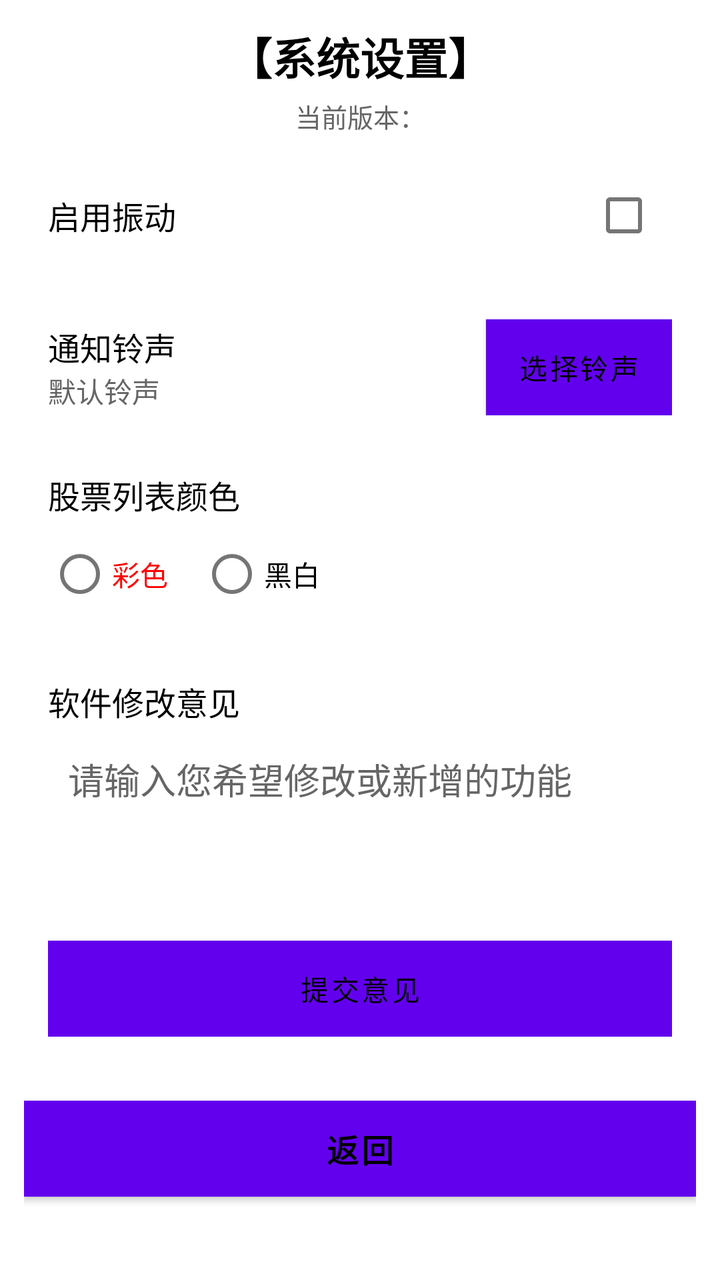
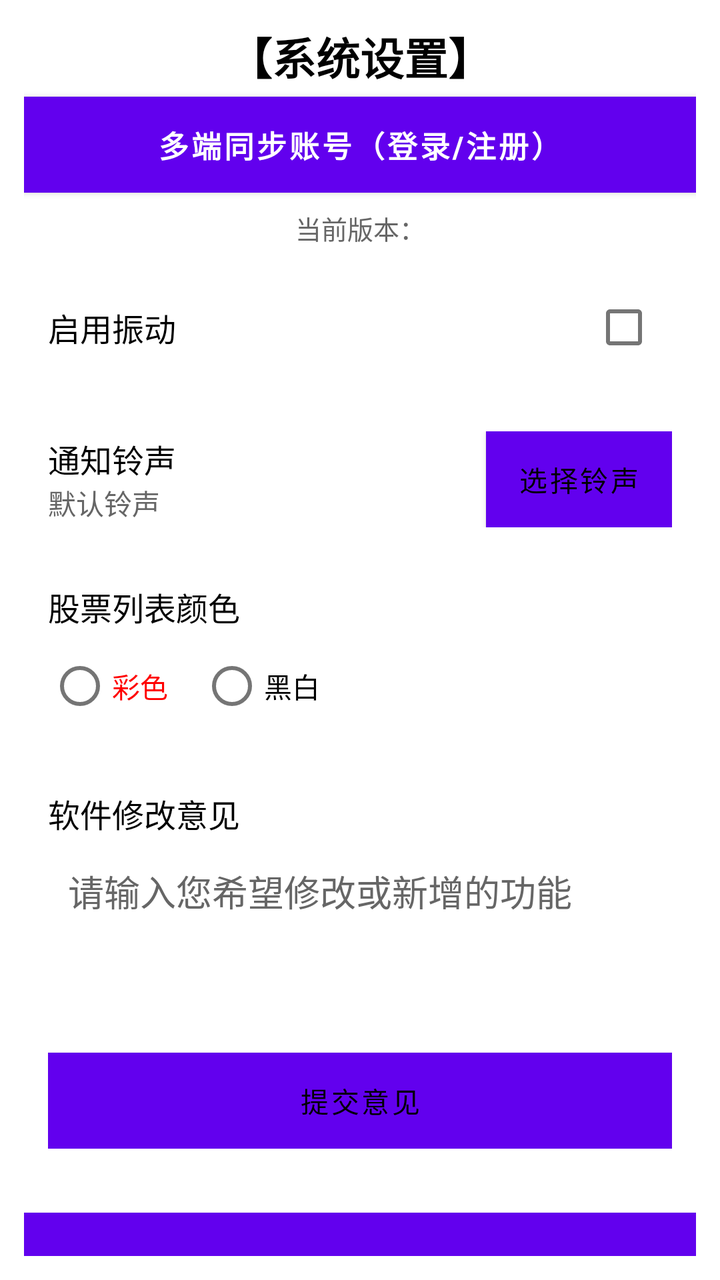

Before-and-after screenshots of an Android layout around one commit, followed by the original layout XML and the change that was made.
<!-- AndroidManifest.xml: fallback theme Theme.MaterialComponents.DayNight.NoActionBar -->
<!-- res/layout/activity_settings.xml -->
<?xml version="1.0" encoding="utf-8"?>

<LinearLayout xmlns:android="http://schemas.android.com/apk/res/android"
    android:layout_width="match_parent"
    android:layout_height="match_parent"
    android:orientation="vertical"
    android:padding="12dp"
    android:background="#FFFFFF">

    <TextView
        android:layout_width="match_parent"
        android:layout_height="wrap_content"
        android:text="【系统设置】"
        android:textSize="22sp"
        android:textStyle="bold"
        android:textColor="#000000"
        android:gravity="center"
        android:layout_marginBottom="4dp" />

    
    <TextView
        android:id="@+id/text_version"
        android:layout_width="match_parent"
        android:layout_height="wrap_content"
        android:text="当前版本："
        android:textSize="13sp"
        android:textColor="#666666"
        android:gravity="center"
        android:layout_marginBottom="4dp" />

    
    <LinearLayout
        android:layout_width="match_parent"
        android:layout_height="wrap_content"
        android:orientation="horizontal"
        android:padding="12dp"
        android:layout_marginBottom="4dp"
        android:background="#FFFFFF"
        android:gravity="center_vertical">

        <TextView
            android:layout_width="0dp"
            android:layout_height="wrap_content"
            android:layout_weight="1"
            android:text="启用振动"
            android:textSize="16sp"
            android:textColor="#000000" />

        <CheckBox
            android:id="@+id/check_vibrate"
            android:layout_width="wrap_content"
            android:layout_height="wrap_content" />
    </LinearLayout>

    
    <LinearLayout
        android:layout_width="match_parent"
        android:layout_height="wrap_content"
        android:orientation="vertical"
        android:padding="12dp"
        android:layout_marginBottom="4dp"
        android:background="#FFFFFF">

        <LinearLayout
            android:layout_width="match_parent"
            android:layout_height="wrap_content"
            android:orientation="horizontal"
            android:gravity="center_vertical">

            <LinearLayout
                android:layout_width="0dp"
                android:layout_height="wrap_content"
                android:layout_weight="1"
                android:orientation="vertical">

                <TextView
                    android:layout_width="wrap_content"
                    android:layout_height="wrap_content"
                    android:text="通知铃声"
                    android:textSize="16sp"
                    android:textColor="#000000" />

                <TextView
                    android:id="@+id/text_ringtone"
                    android:layout_width="wrap_content"
                    android:layout_height="wrap_content"
                    android:text="默认铃声"
                    android:textSize="14sp"
                    android:textColor="#666666" />
            </LinearLayout>

            <Button
                android:id="@+id/btn_select_ringtone"
                android:layout_width="wrap_content"
                android:layout_height="wrap_content"
                android:text="选择铃声"
                android:textSize="14sp"
                android:textColor="#000000"
                android:background="#FFFFFF"
                android:minWidth="80dp" />
        </LinearLayout>
    </LinearLayout>

    
    <LinearLayout
        android:layout_width="match_parent"
        android:layout_height="wrap_content"
        android:orientation="vertical"
        android:padding="12dp"
        android:layout_marginBottom="4dp"
        android:background="#FFFFFF">

        <TextView
            android:layout_width="match_parent"
            android:layout_height="wrap_content"
            android:text="股票列表颜色"
            android:textSize="16sp"
            android:textColor="#000000"
            android:layout_marginBottom="4dp" />

        <RadioGroup
            android:id="@+id/group_color_mode"
            android:layout_width="match_parent"
            android:layout_height="wrap_content"
            android:orientation="horizontal">

            <RadioButton
                android:id="@+id/radio_colorful"
                android:layout_width="wrap_content"
                android:layout_height="wrap_content"
                android:text="彩色"
                android:textColor="#FF0000"
                android:layout_marginRight="16dp" />

            <RadioButton
                android:id="@+id/radio_bw"
                android:layout_width="wrap_content"
                android:layout_height="wrap_content"
                android:text="黑白"
                android:textColor="#000000" />
        </RadioGroup>
    </LinearLayout>

    
    <LinearLayout
        android:layout_width="match_parent"
        android:layout_height="wrap_content"
        android:orientation="vertical"
        android:padding="12dp"
        android:layout_marginBottom="4dp"
        android:background="#FFFFFF">

        <TextView
            android:layout_width="match_parent"
            android:layout_height="wrap_content"
            android:text="软件修改意见"
            android:textSize="16sp"
            android:textColor="#000000"
            android:layout_marginBottom="4dp" />

        <EditText
            android:id="@+id/edit_feedback"
            android:layout_width="match_parent"
            android:layout_height="wrap_content"
            android:minHeight="100dp"
            android:gravity="top|start"
            android:inputType="textLongMessage|textMultiLine"
            android:hint="请输入您希望修改或新增的功能"
            android:textColor="#000000"
            android:textColorHint="#666666"
            android:background="#FFFFFF"
            android:padding="10dp"
            android:layout_marginBottom="4dp" />

        <Button
            android:id="@+id/btn_submit_feedback"
            android:layout_width="match_parent"
            android:layout_height="wrap_content"
            android:text="提交意见"
            android:textSize="14sp"
            android:textColor="#000000"
            android:background="#FFFFFF" />

        
        <TextView
            android:id="@+id/text_submit_status"
            android:layout_width="match_parent"
            android:layout_height="wrap_content"
            android:text=""
            android:textSize="13sp"
            android:textColor="#333333"
            android:padding="8dp"
            android:layout_marginTop="4dp"
            android:background="#E8F5E9"
            android:visibility="gone"
            android:minHeight="80dp"
            android:maxHeight="150dp"
            android:scrollbars="vertical" />
    </LinearLayout>

    
    <Button
        android:id="@+id/btn_back"
        android:layout_width="match_parent"
        android:layout_height="wrap_content"
        android:text="返回"
        android:textSize="16sp"
        android:textStyle="bold"
        android:textColor="#000000"
        android:background="#FFFFFF"
        android:layout_marginTop="16dp" />

</LinearLayout>
<!-- resources referenced by this layout -->
<resources>

</resources>

<!-- the commit's change to res/layout/activity_settings.xml (unified diff, before → after) -->
@@ -18,8 +18,21 @@
         android:layout_marginBottom="4dp" />
 
     
+    <Button
+        android:id="@+id/btn_sync_account"
+        android:layout_width="match_parent"
+        android:layout_height="wrap_content"
+        android:text="多端同步账号（登录/注册）"
+        android:textSize="15sp"
+        android:textStyle="bold"
+        android:textColor="#FFFFFF"
+        android:background="#4CAF50"
+        android:layout_marginBottom="8dp" />
+
+    
     <TextView
         android:id="@+id/text_version"
+
         android:layout_width="match_parent"
         android:layout_height="wrap_content"
         android:text="当前版本："
